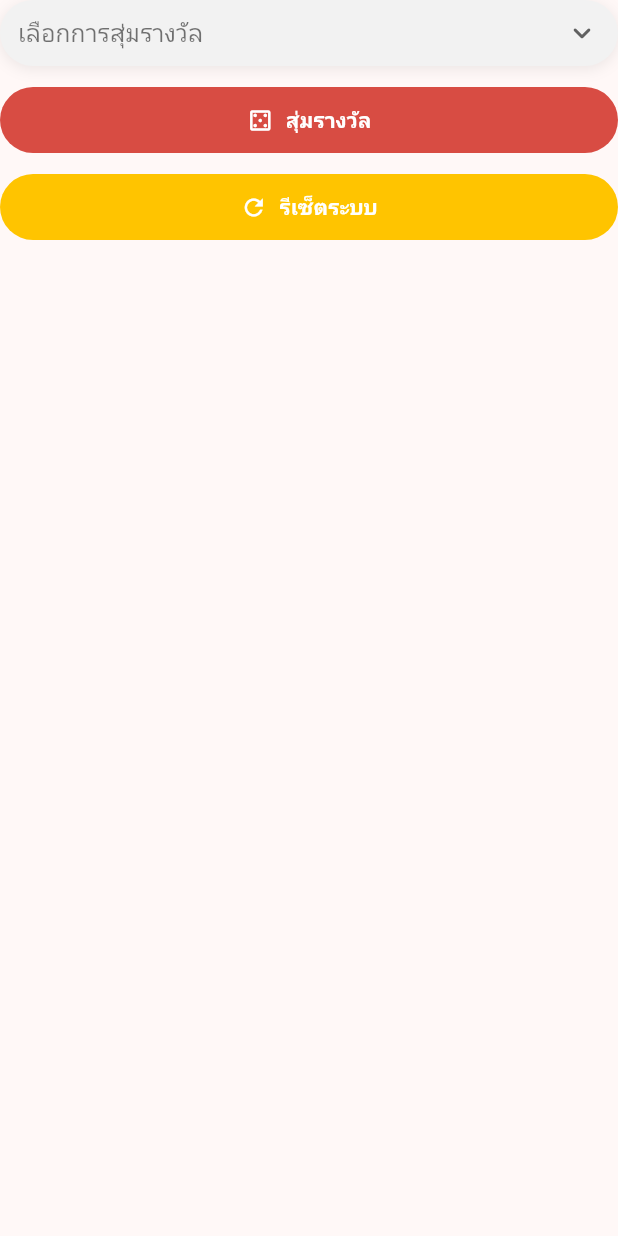
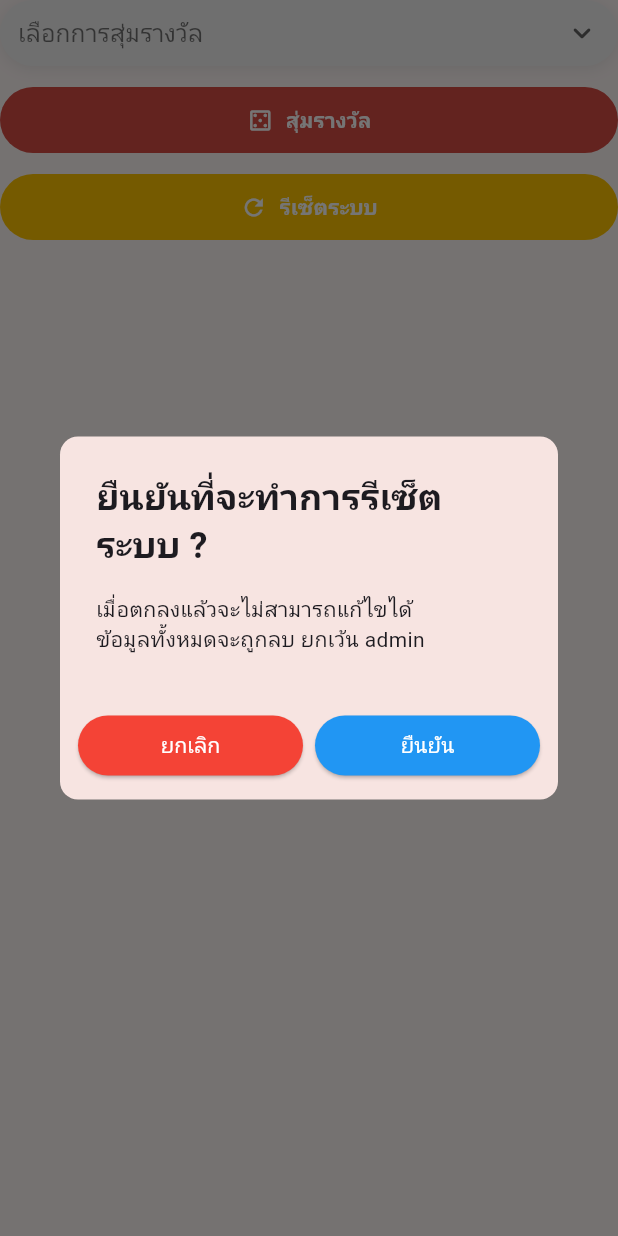
Before and after one commit to Phenpitcha-D/lotto-app, a Flutter app: the _RewardActionBar widget shown alone on an empty page, opened directly with empty values, after a tap on "รีเซ็ตระบบ", on a phone screen of 412 x 824 dp. Run offline on Flutter 3.47's test engine with Material 3 defaults, Android fonts, the phone set to English and light mode, and no system bars; our stand-ins replace flutter_localization, google_fonts; network calls fail; Roboto replaces fonts that are missing (Sarabun).

Commit message:
button_reset_system

```diff
--- a/lib/pages/checklotto_admin.dart
+++ b/lib/pages/checklotto_admin.dart
@@ -371,7 +371,107 @@ class _RewardActionBarState extends State<_RewardActionBar> {
             elevation: 0,
             padding: const EdgeInsets.symmetric(vertical: 12),
           ),
-          onPressed: () {},
+          onPressed: () async {
+            final confirm = await showDialog<bool>(
+              context: context,
+              builder: (ctx) => AlertDialog(
+                shape: RoundedRectangleBorder(
+                  borderRadius: BorderRadius.circular(12),
+                ),
+                title: const Text(
+                  "ยืนยันที่จะทำการรีเซ็ตระบบ ?",
+                  style: TextStyle(fontWeight: FontWeight.bold),
+                ),
+                content: const Text(
+                  "เมื่อตกลงแล้วจะไม่สามารถแก้ไขได้\nข้อมูลทั้งหมดจะถูกลบ ยกเว้น admin",
+                ),
+                actionsPadding: const EdgeInsets.symmetric(
+                  horizontal: 8,
+                  vertical: 12,
+                ),
+                actionsAlignment: MainAxisAlignment.spaceEvenly,
+                actions: [
+                  Row(
+                    children: [
+                      Expanded(
+                        child: Padding(
+                          padding: const EdgeInsets.symmetric(horizontal: 4),
+                          child: ElevatedButton(
+                            style: ElevatedButton.styleFrom(
+                              backgroundColor: Colors.red,
+                              foregroundColor: Colors.white,
+                            ),
+                            onPressed: () => Navigator.pop(ctx, false),
+                            child: const Text("ยกเลิก"),
+                          ),
+                        ),
+                      ),
+                      Expanded(
+                        child: Padding(
+                          padding: const EdgeInsets.symmetric(horizontal: 4),
+                          child: ElevatedButton(
+                            style: ElevatedButton.styleFrom(
+                              backgroundColor: Colors.blue,
+                              foregroundColor: Colors.white,
+                            ),
+                            onPressed: () => Navigator.pop(ctx, true),
+                            child: const Text("ยืนยัน"),
+                          ),
+                        ),
+                      ),
+                    ],
+                  ),
+                ],
+              ),
+            );
+
+            if (confirm != true) return;
+
+            try {
+              var config = await Configuration.getConfig();
+              var url = config['apiEndpoint'];
+              var uri = Uri.parse("$url/api/admin/reset");
+
+              final resp = await http.delete(
+                uri,
+                headers: {
+                  "Content-Type": "application/json; charset=utf-8",
+                  "Authorization": "Bearer ${widget.currentUser.token}",
+                },
+              );
+
+              if (resp.statusCode == 200) {
+                final data = jsonDecode(resp.body);
+                if (data['success'] == true) {
+                  if (context.mounted) {
+                    ScaffoldMessenger.of(context).showSnackBar(
+                      const SnackBar(content: Text("รีเซ็ตระบบสำเร็จ")),
+                    );
+                  }
+                } else {
+                  if (context.mounted) {
+                    ScaffoldMessenger.of(context).showSnackBar(
+                      SnackBar(
+                        content: Text("รีเซ็ตไม่สำเร็จ: ${data['message']}"),
+                      ),
+                    );
+                  }
+                }
+              } else {
+                if (context.mounted) {
+                  ScaffoldMessenger.of(context).showSnackBar(
+                    SnackBar(content: Text("Error: ${resp.statusCode}")),
+                  );
+                }
+              }
+            } catch (e) {
+              if (context.mounted) {
+                ScaffoldMessenger.of(
+                  context,
+                ).showSnackBar(SnackBar(content: Text("Exception: $e")));
+              }
+            }
+          },
           child: const Row(
             mainAxisAlignment: MainAxisAlignment.center,
             children: [
```
Also changed, not shown: pubspec.lock.
